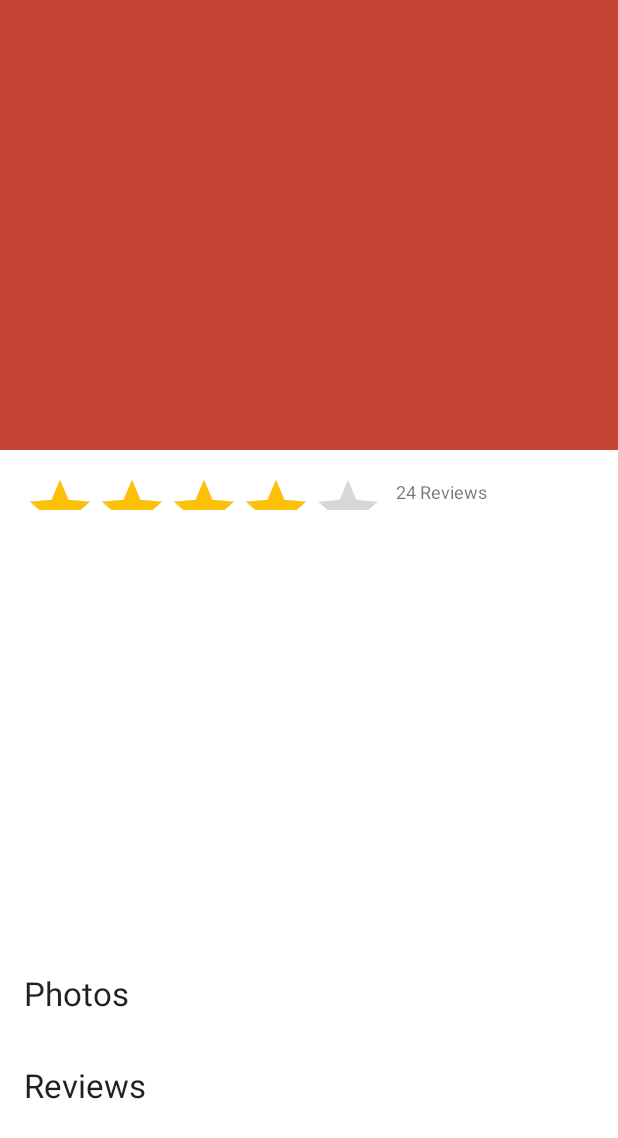
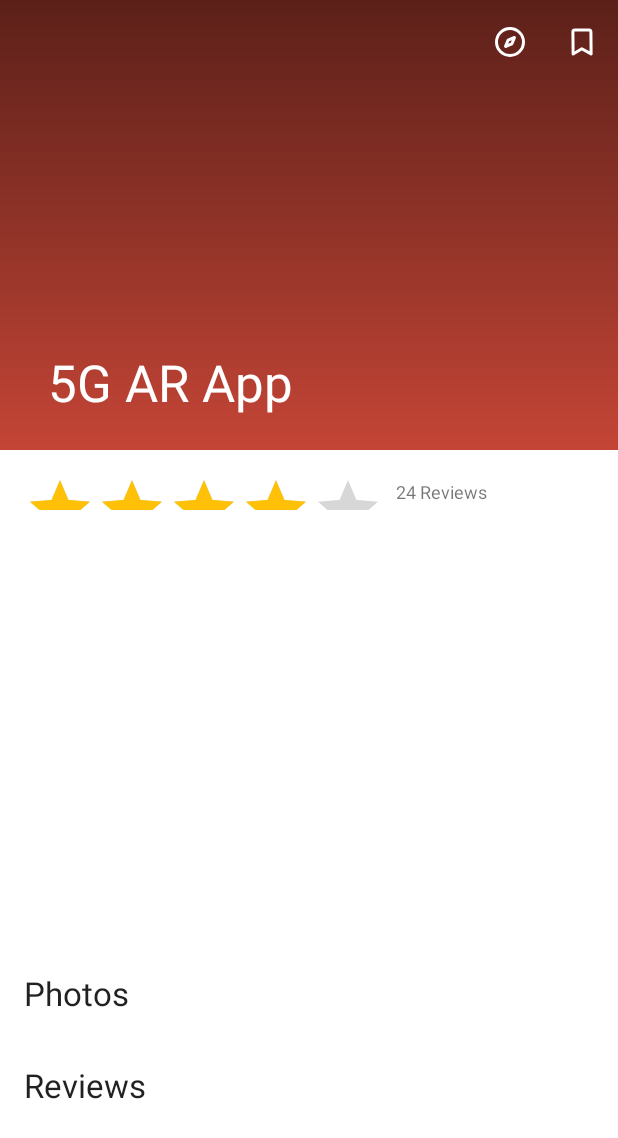
Before and after one commit to 5GAR-Hackathon/5g-ar-hackathon-app-android, an Android app: the POIDetailActivity screen opened directly, with no data from a screen before it, on a phone screen of 412 x 824 dp. Shown: the top 1138 px of the screen. Run offline under Robolectric (Android 15) with nearby library versions, the light colour scheme and no system bars; our stand-ins replace Dagger/Hilt's generated code, Timber; libraries missing offline, so code that uses them is left out: com.stfalcon.imageviewer; plain views replace MaterialRatingBar; pictures from the network do not load; 12 statements that could not run were skipped.

Commit message:
Add options menu to poi detail

```diff
--- a/app/src/main/kotlin/de/nanogiants/a5garapp/activities/poidetail/POIDetailActivity.kt
+++ b/app/src/main/kotlin/de/nanogiants/a5garapp/activities/poidetail/POIDetailActivity.kt
@@ -2,8 +2,12 @@ package de.nanogiants.a5garapp.activities.poidetail
 
 import android.content.res.ColorStateList
 import android.media.Image
+import android.os.Bundle
 import android.text.Html
+import android.view.Menu
+import android.view.MenuItem
 import android.widget.ImageView
+import android.widget.Toast
 import androidx.core.content.ContextCompat
 import androidx.lifecycle.lifecycleScope
 import androidx.recyclerview.widget.GridLayoutManager
@@ -45,6 +49,11 @@ class POIDetailActivity : BaseActivity() {
 
   @Inject
   lateinit var reviewDatastore: ReviewDatastore
+
+  override fun onCreate(savedInstanceState: Bundle?) {
+    super.onCreate(savedInstanceState)
+    setSupportActionBar(binding.toolbar)
+  }
 
   override fun initView() {
     val poi = intent.getSerializableExtra("POI") as POI
@@ -106,4 +115,24 @@ class POIDetailActivity : BaseActivity() {
       binding.tagChipGroup.addView(chip)
     }
   }
+
+  override fun onCreateOptionsMenu(menu: Menu): Boolean {
+    val inflater = menuInflater
+    inflater.inflate(R.menu.poi_detail, menu)
+    return true
+  }
+
+  override fun onOptionsItemSelected(item: MenuItem): Boolean {
+    return when (item.itemId) {
+      R.id.add_to_tour -> {
+        Toast.makeText(this, "click on tour", Toast.LENGTH_LONG).show()
+        true
+      }
+      R.id.bookmark -> {
+        Toast.makeText(this, "click on bookmark", Toast.LENGTH_LONG).show()
+        return true
+      }
+      else -> super.onOptionsItemSelected(item)
+    }
+  }
 }
--- /dev/null
+++ b/app/src/main/res/drawable/bg_toolbar_text_guard.xml
@@ -0,0 +1,8 @@
+<?xml version="1.0" encoding="utf-8"?>
+<shape xmlns:android="http://schemas.android.com/apk/res/android">
+  <gradient
+      android:angle="90"
+      android:endColor="#88000000"
+      android:startColor="#00000000"
+      android:type="linear" />
+</shape>
--- /dev/null
+++ b/app/src/main/res/drawable/ic_bookmark_white_outline.xml
@@ -0,0 +1,14 @@
+<vector xmlns:android="http://schemas.android.com/apk/res/android"
+    android:width="24dp"
+    android:height="24dp"
+    android:viewportWidth="24"
+    android:viewportHeight="24">
+  <path
+      android:fillColor="#FFFFFFFF"
+      android:pathData="M0,0h24v24h-24z"
+      android:strokeAlpha="0"
+      android:fillAlpha="0"/>
+  <path
+      android:fillColor="#FFFFFFFF"
+      android:pathData="M6.09,21.06a1,1 0,0 1,-1 -1L4.94,5.4a2.26,2.26 0,0 1,2.18 -2.35L16.71,3a2.27,2.27 0,0 1,2.23 2.31l0.14,14.66a1,1 0,0 1,-0.49 0.87,1 1,0 0,1 -1,0l-5.7,-3.16 -5.29,3.23a1.2,1.2 0,0 1,-0.51 0.15zM11.85,15.51a1.11,1.11 0,0 1,0.5 0.12l4.71,2.61 -0.12,-12.95c0,-0.2 -0.13,-0.34 -0.21,-0.33l-9.6,0.09c-0.08,0 -0.19,0.13 -0.19,0.33l0.12,12.9 4.28,-2.63a1.06,1.06 0,0 1,0.51 -0.14z"/>
+</vector>
--- /dev/null
+++ b/app/src/main/res/drawable/ic_compass_white_outline.xml
@@ -0,0 +1,17 @@
+<vector xmlns:android="http://schemas.android.com/apk/res/android"
+    android:width="24dp"
+    android:height="24dp"
+    android:viewportWidth="24"
+    android:viewportHeight="24">
+  <path
+      android:fillColor="#FFFFFFFF"
+      android:pathData="M0,0h24v24h-24z"
+      android:strokeAlpha="0"
+      android:fillAlpha="0"/>
+  <path
+      android:fillColor="#FFFFFFFF"
+      android:pathData="M12,2a10,10 0,1 0,10 10A10,10 0,0 0,12 2zM12,20a8,8 0,1 1,8 -8,8 8,0 0,1 -8,8z"/>
+  <path
+      android:fillColor="#FFFFFFFF"
+      android:pathData="M15.68,8.32a1,1 0,0 0,-1.1 -0.25l-4.21,1.7a1,1 0,0 0,-0.55 0.55l-1.75,4.26a1,1 0,0 0,0.18 1h0.05A1,1 0,0 0,9 16a1,1 0,0 0,0.38 -0.07l4.21,-1.7a1,1 0,0 0,0.55 -0.55l1.75,-4.26a1,1 0,0 0,-0.21 -1.1zM10.8,13.21l0.71,-1.74 1.69,-0.68 -0.71,1.74z"/>
+</vector>
--- a/app/src/main/res/layout/activity_poi_detail.xml
+++ b/app/src/main/res/layout/activity_poi_detail.xml
@@ -36,6 +36,13 @@
           tools:src="@tools:sample/backgrounds/scenic"
           />
 
+      <View
+          android:id="@+id/textView2"
+          android:layout_width="match_parent"
+          android:layout_height="match_parent"
+          android:background="@drawable/bg_toolbar_text_guard"
+          android:text="TextView"
+          />
       <com.google.android.material.appbar.MaterialToolbar
           android:id="@+id/toolbar"
           android:layout_width="match_parent"
--- /dev/null
+++ b/app/src/main/res/menu/poi_detail.xml
@@ -0,0 +1,17 @@
+<?xml version="1.0" encoding="utf-8"?>
+<menu xmlns:android="http://schemas.android.com/apk/res/android"
+    xmlns:app="http://schemas.android.com/apk/res-auto"
+    xmlns:app1="http://schemas.android.com/apk/res-auto">
+  <item
+      android:id="@+id/add_to_tour"
+      android:icon="@drawable/ic_compass_white_outline"
+      android:orderInCategory="99"
+      android:title="Tour"
+      app:showAsAction="always" />
+  <item
+      android:id="@+id/bookmark"
+      android:icon="@drawable/ic_bookmark_white_outline"
+      android:orderInCategory="100"
+      android:title="Bookmark"
+      app1:showAsAction="always" />
+</menu>
```
